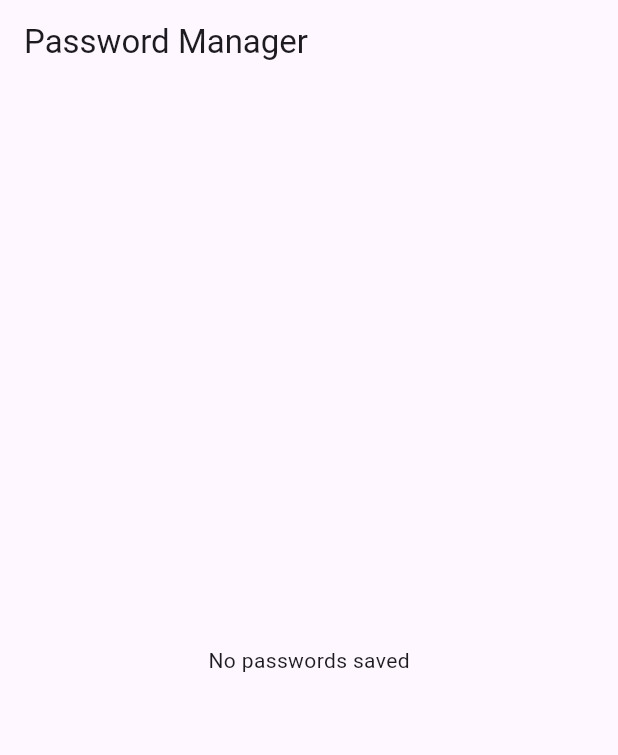
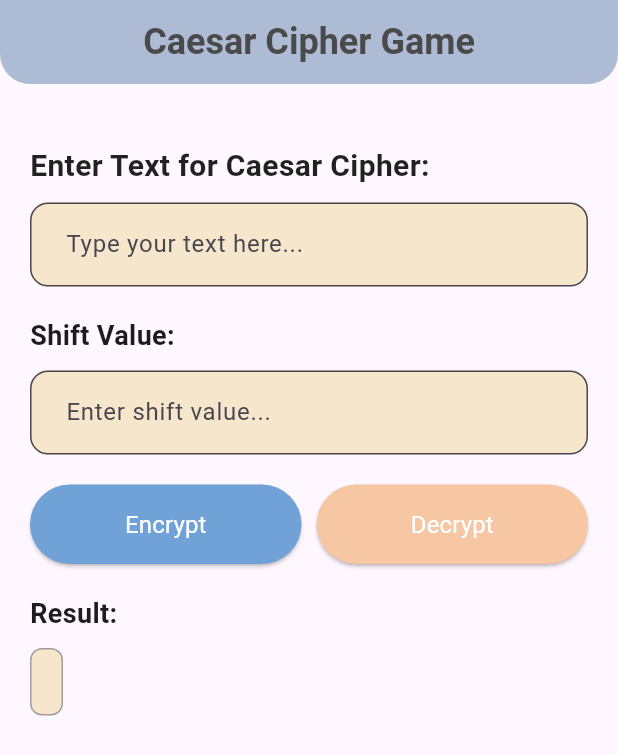
Before and after one commit to DairaDoo/cipher-connect, a Flutter app: the screen it shows after launch, on a phone screen of 412 x 824 dp. Shown: the top 755 px of the screen. Run offline on Flutter 3.47's test engine with Material 3 defaults, Android fonts, the phone set to English and light mode, and no system bars; our stand-ins replace flutter_secure_storage, pinput; missing offline and left inert: encrypt.

Commit message:
Lógica arreglada con problema con el juego ceaser cipher y el password manager.

```diff
--- a/lib/main.dart
+++ b/lib/main.dart
@@ -1,6 +1,6 @@
+import 'package:cipher_connect/screens/game_screen.dart';
+import 'package:cipher_connect/screens/login_screen.dart';
 import 'package:flutter/material.dart';
-import 'screens/password_manager_screen.dart';
-
 
 void main() {
   runApp(const MyApp());
@@ -16,7 +16,7 @@ class MyApp extends StatelessWidget {
       theme: ThemeData(
         primarySwatch: Colors.deepPurple, // Estilo principal de la app
       ),
-      home: const PasswordManagerScreen(), // Se referencia la clase actualizada
+      home: const CeaserCipherGame(), // Se referencia la clase actualizada
     );
   }
 }
--- a/lib/screens/game_screen.dart
+++ b/lib/screens/game_screen.dart
@@ -1,66 +1,77 @@
 import 'package:flutter/material.dart';
-import 'package:flutter_secure_storage/flutter_secure_storage.dart';
-import 'package:encrypt/encrypt.dart' as encrypt;
 
-class PasswordManagerPage extends StatefulWidget {
-  const PasswordManagerPage({super.key});
+class CeaserCipherGame extends StatefulWidget {
+  const CeaserCipherGame({super.key});
 
   @override
-  _PasswordManagerPageState createState() => _PasswordManagerPageState();
+  _CeaserCipherGameState createState() => _CeaserCipherGameState();
 }
 
-class _PasswordManagerPageState extends State<PasswordManagerPage> {
-  final _storage = const FlutterSecureStorage();
-  final TextEditingController _serviceController = TextEditingController();
-  final TextEditingController _passwordController = TextEditingController();
-  final _key = encrypt.Key.fromUtf8('32characterslongencryptionkey12345'); // 32 bytes key
-  final _iv = encrypt.IV.fromLength(16); // 16 bytes IV
+class _CeaserCipherGameState extends State<CeaserCipherGame> {
+  final TextEditingController _shiftController = TextEditingController();
+  final TextEditingController textController = TextEditingController();
+  String resultText = '';
 
-  // Colores personalizados
-  final Color _primaryColor = const Color(0xFF1D2A44); // Azul oscuro
-  final Color _secondaryColor = const Color(0xFFC19A6B); // Dorado
-  final Color _accentColor = Colors.white; // Blanco para fondo de botones y campos de texto
+  // Colores personalizados en tonos pastel
+  final Color _primaryColor = const Color(0xFF70A1D7); // Azul pastel
+  final Color _secondaryColor = const Color(0xFFF7C6A3); // Amarillo pastel
+  final Color _accentColor = const Color(0xFFF5E6CC); // Crema claro
+  final Color _buttonTextColor =
+      const Color(0xFF4A4A4A); // Gris oscuro para texto de botones
+  final Color _headerColor =
+      const Color(0xFFB4C7D9); // Azul suave para el encabezado
 
-  // Método para cifrar la contraseña antes de guardarla
-  String _encryptPassword(String password) {
-    final encrypter = encrypt.Encrypter(encrypt.AES(_key));
-    return encrypter.encrypt(password, iv: _iv).base64;
+  // Función para cifrar texto con Caesar Cipher
+  String caesarCipher(String text, int shift, bool encrypt) {
+    final normalizedShift = (encrypt ? shift : -shift) % 26;
+    return text.split('').map((char) {
+      if (char.contains(RegExp(r'[a-zA-Z]'))) {
+        final isUpperCase = char == char.toUpperCase();
+        final asciiOffset = isUpperCase ? 65 : 97;
+        final encryptedChar =
+            ((char.codeUnitAt(0) - asciiOffset + normalizedShift) % 26 + 26) %
+                    26 +
+                asciiOffset;
+        return String.fromCharCode(encryptedChar);
+      } else {
+        return char; // No cambia caracteres no alfabéticos
+      }
+    }).join('');
   }
 
-  // Método para guardar la contraseña cifrada
-  Future<void> _savePassword() async {
-    String encryptedPassword = _encryptPassword(_passwordController.text);
-    await _storage.write(key: _serviceController.text, value: encryptedPassword);
-    ScaffoldMessenger.of(context).showSnackBar(const SnackBar(content: Text("Password saved successfully")));
-    setState(() {});
+  // Métodos para encriptar y desencriptar con Caesar Cipher
+  void encryptText() {
+    final text = textController.text;
+    final shift = int.tryParse(_shiftController.text) ?? 0;
+    setState(() {
+      resultText = caesarCipher(text, shift, true);
+    });
   }
 
-  // Método para descifrar la contraseña
-  String _decryptPassword(String encryptedPassword) {
-    final encrypter = encrypt.Encrypter(encrypt.AES(_key));
-    return encrypter.decrypt64(encryptedPassword, iv: _iv);
-  }
-
-  // Método para obtener y mostrar las contraseñas
-  Future<String?> _getPassword(String service) async {
-    String? encryptedPassword = await _storage.read(key: service);
-    if (encryptedPassword != null) {
-      return _decryptPassword(encryptedPassword);
-    }
-    return null;
+  void decryptText() {
+    final text = textController.text;
+    final shift = int.tryParse(_shiftController.text) ?? 0;
+    setState(() {
+      resultText = caesarCipher(text, shift, false);
+    });
   }
 
   @override
   Widget build(BuildContext context) {
     return Scaffold(
       appBar: AppBar(
-        title: const Text(
-          "Password Manager",
-          style: TextStyle(color: Colors.white, fontWeight: FontWeight.bold, fontSize: 22),
-        ),
-        backgroundColor: _primaryColor, // Azul oscuro
+        title: const Text('Caesar Cipher Game'),
+        backgroundColor: _headerColor, // Azul suave para encabezado
         elevation: 4,
         centerTitle: true,
+        shape: RoundedRectangleBorder(
+          borderRadius: BorderRadius.vertical(bottom: Radius.circular(20)),
+        ),
+        titleTextStyle: TextStyle(
+          fontSize: 24,
+          fontWeight: FontWeight.bold,
+          color: _buttonTextColor,
+        ),
       ),
       body: Padding(
         padding: const EdgeInsets.symmetric(horizontal: 20.0, vertical: 40.0),
@@ -68,118 +79,106 @@ class _PasswordManagerPageState extends State<PasswordManagerPage> {
           crossAxisAlignment: CrossAxisAlignment.start,
           children: [
             const Text(
-              'Enter Service Name:',
-              style: TextStyle(fontSize: 20, fontWeight: FontWeight.w600, color: Colors.black87),
+              'Enter Text for Caesar Cipher:',
+              style: TextStyle(
+                  fontSize: 20,
+                  fontWeight: FontWeight.bold,
+                  color: Colors.black87),
             ),
-            const SizedBox(height: 12),
-            // Campo de texto para ingresar el nombre del servicio
+            const SizedBox(height: 10),
+            // Campo de texto para ingresar texto para encriptar
             TextField(
-              controller: _serviceController,
+              controller: textController,
               decoration: InputDecoration(
-                hintText: 'e.g., Amazon, Google',
-                hintStyle: const TextStyle(color: Colors.grey),
                 border: OutlineInputBorder(
-                  borderRadius: BorderRadius.circular(15),
+                  borderRadius: BorderRadius.circular(12),
                   borderSide: BorderSide(color: _primaryColor, width: 2),
                 ),
+                hintText: 'Type your text here...',
                 filled: true,
                 fillColor: _accentColor,
-                contentPadding: const EdgeInsets.symmetric(vertical: 16, horizontal: 20),
+                contentPadding:
+                    const EdgeInsets.symmetric(vertical: 16, horizontal: 20),
                 focusedBorder: OutlineInputBorder(
-                  borderRadius: BorderRadius.circular(15),
+                  borderRadius: BorderRadius.circular(12),
                   borderSide: BorderSide(color: _secondaryColor, width: 2),
                 ),
               ),
             ),
             const SizedBox(height: 20),
-
             const Text(
-              'Enter Password:',
-              style: TextStyle(fontSize: 20, fontWeight: FontWeight.w600, color: Colors.black87),
+              'Shift Value:',
+              style: TextStyle(fontSize: 18, fontWeight: FontWeight.bold),
             ),
-            const SizedBox(height: 12),
-            // Campo de texto para ingresar la contraseña
+            const SizedBox(height: 10),
+            // Campo de texto para ingresar el valor del desplazamiento
             TextField(
-              controller: _passwordController,
-              obscureText: true, // Para ocultar la contraseña
+              controller: _shiftController,
+              keyboardType: TextInputType.number,
               decoration: InputDecoration(
-                hintText: 'Enter your password',
-                hintStyle: const TextStyle(color: Colors.grey),
                 border: OutlineInputBorder(
-                  borderRadius: BorderRadius.circular(15),
+                  borderRadius: BorderRadius.circular(12),
                   borderSide: BorderSide(color: _primaryColor, width: 2),
                 ),
+                hintText: 'Enter shift value...',
                 filled: true,
                 fillColor: _accentColor,
-                contentPadding: const EdgeInsets.symmetric(vertical: 16, horizontal: 20),
+                contentPadding:
+                    const EdgeInsets.symmetric(vertical: 16, horizontal: 20),
                 focusedBorder: OutlineInputBorder(
-                  borderRadius: BorderRadius.circular(15),
+                  borderRadius: BorderRadius.circular(12),
                   borderSide: BorderSide(color: _secondaryColor, width: 2),
                 ),
               ),
             ),
             const SizedBox(height: 20),
-
-            // Botón para guardar la contraseña
-            ElevatedButton(
-              onPressed: _savePassword,
-              style: ElevatedButton.styleFrom(
-                backgroundColor: _primaryColor, // Azul oscuro
-                padding: const EdgeInsets.symmetric(vertical: 16),
-                shape: RoundedRectangleBorder(
-                  borderRadius: BorderRadius.circular(15),
+            Row(
+              children: [
+                Expanded(
+                  child: ElevatedButton(
+                    onPressed: encryptText,
+                    style: ElevatedButton.styleFrom(
+                      backgroundColor: _primaryColor,
+                      padding: const EdgeInsets.symmetric(vertical: 15),
+                      shape: RoundedRectangleBorder(
+                        borderRadius: BorderRadius.circular(30),
+                      ),
+                    ),
+                    child: const Text('Encrypt',
+                        style: TextStyle(fontSize: 16, color: Colors.white)),
+                  ),
                 ),
-                elevation: 4,
-              ),
-              child: const Text('Save Password', style: TextStyle(fontSize: 16, color: Colors.white)),
+                const SizedBox(width: 10),
+                Expanded(
+                  child: ElevatedButton(
+                    onPressed: decryptText,
+                    style: ElevatedButton.styleFrom(
+                      backgroundColor: _secondaryColor,
+                      padding: const EdgeInsets.symmetric(vertical: 15),
+                      shape: RoundedRectangleBorder(
+                        borderRadius: BorderRadius.circular(30),
+                      ),
+                    ),
+                    child: const Text('Decrypt',
+                        style: TextStyle(fontSize: 16, color: Colors.white)),
+                  ),
+                ),
+              ],
             ),
             const SizedBox(height: 20),
-
             const Text(
-              'Retrieve Password:',
-              style: TextStyle(fontSize: 20, fontWeight: FontWeight.w600, color: Colors.black87),
+              'Result:',
+              style: TextStyle(fontSize: 18, fontWeight: FontWeight.bold),
             ),
-            const SizedBox(height: 12),
-            // Campo de texto para recuperar la contraseña
-            TextField(
-              controller: _serviceController,
-              decoration: InputDecoration(
-                hintText: 'Enter service name to retrieve password',
-                hintStyle: const TextStyle(color: Colors.grey),
-                border: OutlineInputBorder(
-                  borderRadius: BorderRadius.circular(15),
-                  borderSide: BorderSide(color: _primaryColor, width: 2),
-                ),
-                filled: true,
-                fillColor: _accentColor,
-                contentPadding: const EdgeInsets.symmetric(vertical: 16, horizontal: 20),
-                focusedBorder: OutlineInputBorder(
-                  borderRadius: BorderRadius.circular(15),
-                  borderSide: BorderSide(color: _secondaryColor, width: 2),
-                ),
+            const SizedBox(height: 10),
+            Container(
+              padding: const EdgeInsets.all(10),
+              decoration: BoxDecoration(
+                color: _accentColor,
+                border: Border.all(color: Colors.grey),
+                borderRadius: BorderRadius.circular(8),
               ),
-            ),
-            const SizedBox(height: 20),
-
-            // Botón para recuperar la contraseña
-            ElevatedButton(
-              onPressed: () async {
-                String? password = await _getPassword(_serviceController.text);
-                if (password != null) {
-                  ScaffoldMessenger.of(context).showSnackBar(SnackBar(content: Text("Password: $password")));
-                } else {
-                  ScaffoldMessenger.of(context).showSnackBar(const SnackBar(content: Text("No password found for this service")));
-                }
-              },
-              style: ElevatedButton.styleFrom(
-                backgroundColor: _secondaryColor, // Dorado
-                padding: const EdgeInsets.symmetric(vertical: 16),
-                shape: RoundedRectangleBorder(
-                  borderRadius: BorderRadius.circular(15),
-                ),
-                elevation: 4,
-              ),
-              child: const Text('Retrieve Password', style: TextStyle(fontSize: 16, color: Colors.white)),
+              child: Text(resultText, style: const TextStyle(fontSize: 16)),
             ),
           ],
         ),
```
Also changed, not shown: lib/screens/otp_form_screen.dart (+17 -2 lines), lib/screens/password_manager_page.dart (added, +210 -0 lines), lib/screens/password_manager_screen_.dart (renamed from lib/screens/password_manager_screen.dart), lib/screens/register_screen.dart (deleted).
